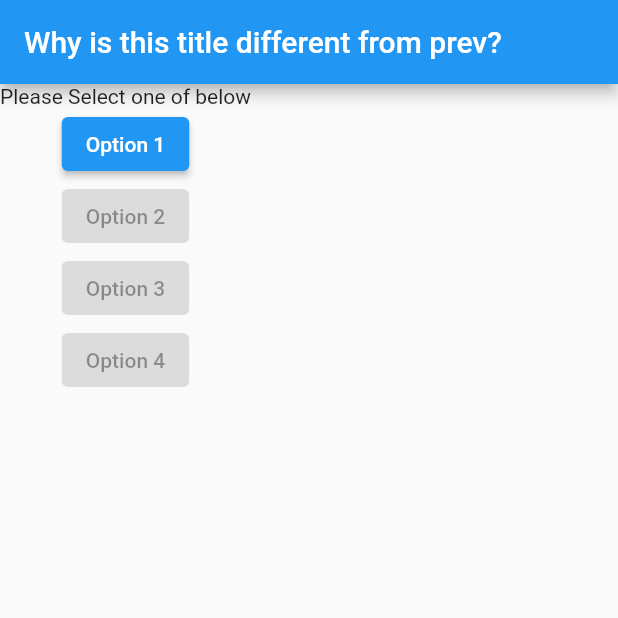
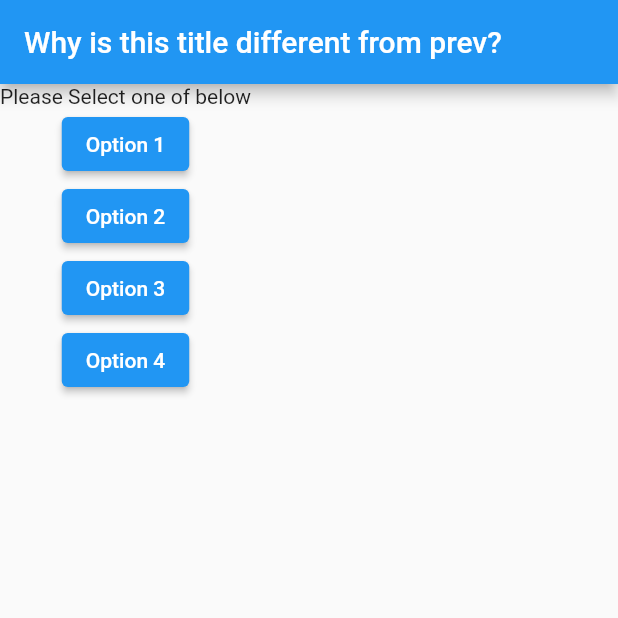
Before and after one commit to alikaratas17/Liquid-Mixing-Robot-Project, a Flutter app: the screen it shows after launch, after a tap on "Option 1", on a phone screen of 412 x 824 dp, the top half of it. Run offline on Flutter 3.47's test engine with Material 2 defaults, Android fonts, the phone set to English and light mode, and no system bars; network calls fail.

Commit message:
Able to send different mixture options to the adafruit io server

```diff
--- a/App/mixture_selector/lib/main.dart
+++ b/App/mixture_selector/lib/main.dart
@@ -11,23 +11,36 @@ class MyApp extends StatelessWidget{
     return MaterialApp(title: 'Select a Mixture',
     home:Scaffold(appBar: AppBar(title: Text('Why is this title different from prev?')),body: Column(children: [
       Text('Please Select one of below'),
-      ElevatedButton(onPressed: func1, child: Text('Option 1')),
-      ElevatedButton(onPressed: null, child: Text('Option 2')),
-      ElevatedButton(onPressed: null, child: Text('Option 3')),
-      ElevatedButton(onPressed: null, child: Text('Option 4')),
+      ElevatedButton(onPressed: opt1_func, child: Text('Option 1')),
+      ElevatedButton(onPressed: opt2_func, child: Text('Option 2')),
+      ElevatedButton(onPressed: opt3_func, child: Text('Option 3')),
+      ElevatedButton(onPressed: opt4_func, child: Text('Option 4')),
     ]),));
   }
 
 }
-void func1() async{
+void opt1_func() async{
   String my_url = 'https://io.adafruit.com/api/v2/akaratas17/feeds/message/data?X-AIO-Key='+ my_key.key;
-  String my_json=jsonEncode( {'json':{'datum':{'value':'myMixture'}}});
-  print(my_url);
-  print(my_json);
-  final response = await http.post(Uri.parse(my_url),body:my_json,);
-  if (response.statusCode==200){
-    print("YES");
-  }
+  String option = "Option 1";
+  final response = await http.post(Uri.parse(my_url),body:{'value':option});
+  print(response.statusCode.toString());
+}
+void opt2_func() async{
+  String my_url = 'https://io.adafruit.com/api/v2/akaratas17/feeds/message/data?X-AIO-Key='+ my_key.key;
+  String option = "Option 2";
+  final response = await http.post(Uri.parse(my_url),body:{'value':option});
+  print(response.statusCode.toString());
+}
+void opt3_func() async{
+  String my_url = 'https://io.adafruit.com/api/v2/akaratas17/feeds/message/data?X-AIO-Key='+ my_key.key;
+  String option = "Option 3";
+  final response = await http.post(Uri.parse(my_url),body:{'value':option});
+  print(response.statusCode.toString());
+}
+void opt4_func() async{
+  String my_url = 'https://io.adafruit.com/api/v2/akaratas17/feeds/message/data?X-AIO-Key='+ my_key.key;
+  String option = "Option 4";
+  final response = await http.post(Uri.parse(my_url),body:{'value':option});
   print(response.statusCode.toString());
 }
 /*
```
